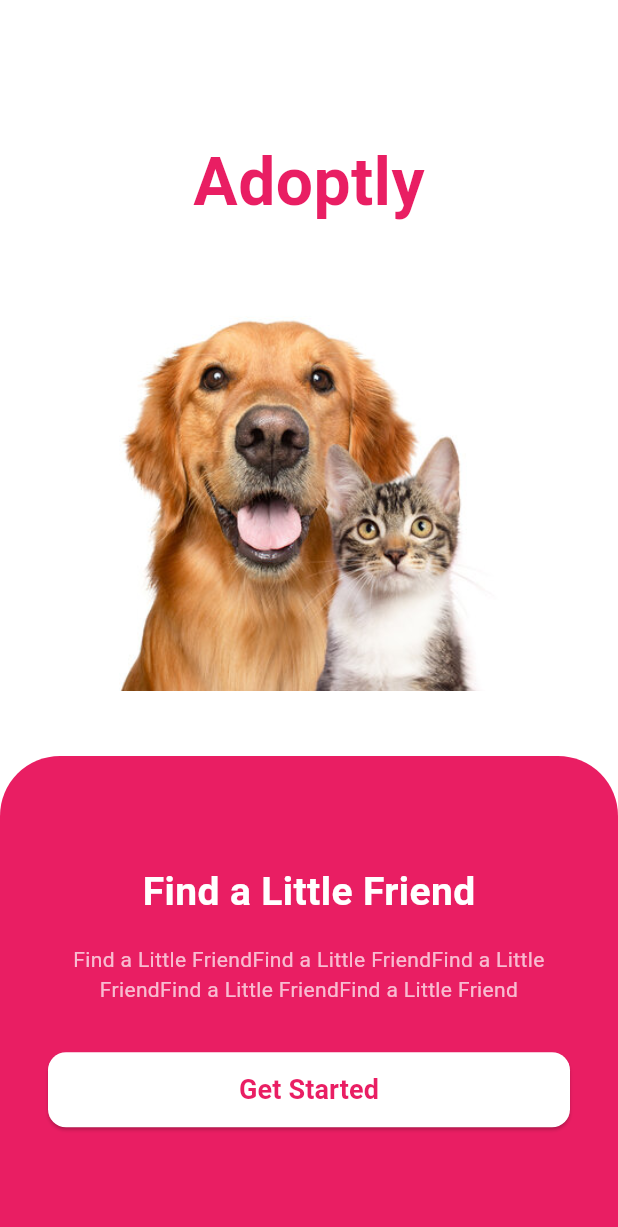
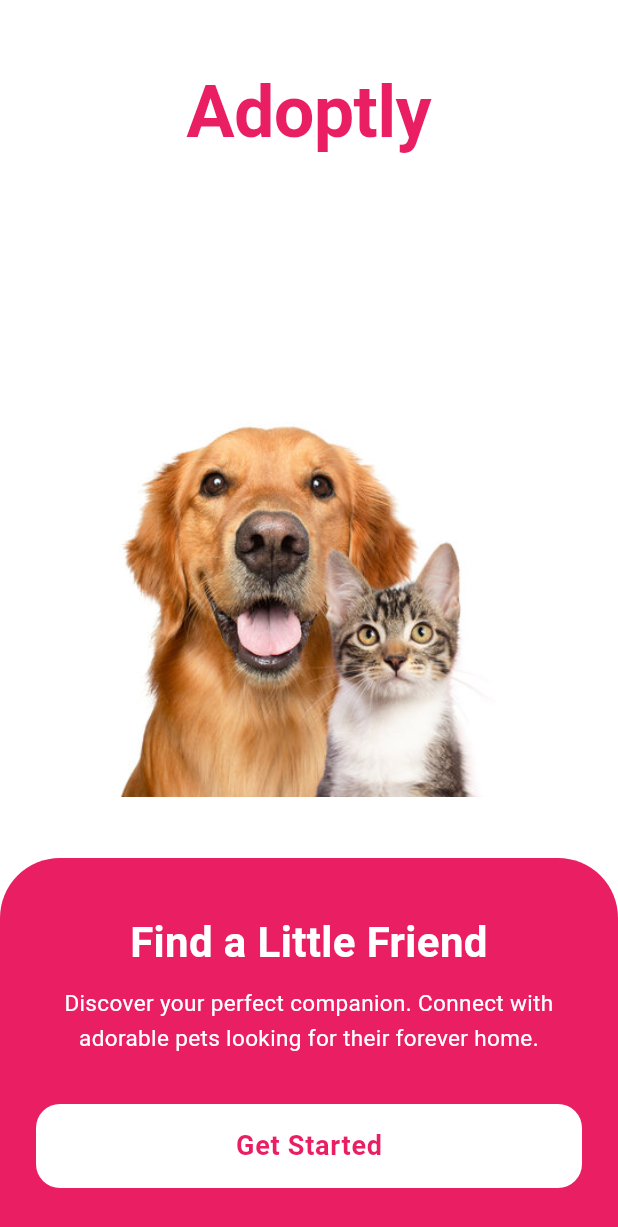
Before and after one commit to itshae43/Adoptly, a Flutter app: the screen it shows after launch, on a phone screen of 412 x 824 dp. Shown: the top 1227 px of the screen. Run offline on Flutter 3.47's test engine with Material 3 defaults, Android fonts, the phone set to English and light mode, and no system bars.

Commit message:
onboarding fix image

```diff
--- a/lib/onboarding_screen.dart
+++ b/lib/onboarding_screen.dart
@@ -7,72 +7,72 @@ class OnboardingScreen extends StatelessWidget {
   Widget build(BuildContext context) {
     return Scaffold(
       backgroundColor: Colors.white,
-      body: Column(
+      body: SafeArea(
+        child: Stack(
+          children: [
+            Column(
               crossAxisAlignment: CrossAxisAlignment.stretch,
               children: [
-          // This Expanded section holds the title and image
+                // Top section with title and image
                 Expanded(
-            flex: 3, // Gives more space to the image area
                   child: Column(
-              mainAxisAlignment: MainAxisAlignment.center,
+                    mainAxisAlignment: MainAxisAlignment.start,
                     children: [
-                const SizedBox(height: 60), // Space from status bar
+                      const SizedBox(height: 40),
 
-                // The "Adoptly" Title
+                      // The "Adoptly" Brand Title
                       const Text(
                         "Adoptly",
                         style: TextStyle(
-                    fontSize: 44,
+                          fontSize: 48,
                           fontWeight: FontWeight.bold,
-                    color: Color(0xFFE91E63), // Pink color
+                          color: Color(0xFFE91E63),
+                          letterSpacing: -0.5,
                         ),
                       ),
 
                       const SizedBox(height: 20),
-
-                // Your pet image
-                // Make sure you added 'assets/images/pets.png' to your pubspec.yaml
-                Image.asset(
-                  'assets/images/onbordingpets.png',
-                  height: 300, // Adjust height as needed
-                ),
                     ],
                   ),
                 ),
 
-          // This is the pink card at the bottom
+                // Bottom pink card
                 Container(
-            height: 320, // Adjust height as needed
-            padding: const EdgeInsets.all(32.0),
+                  padding: const EdgeInsets.fromLTRB(24, 32, 24, 32),
                   decoration: const BoxDecoration(
-              color: Color(0xFFE91E63), // Main pink color
+                    color: Color(0xFFE91E63),
                     borderRadius: BorderRadius.only(
                       topLeft: Radius.circular(40.0),
                       topRight: Radius.circular(40.0),
                     ),
                   ),
                   child: Column(
-              mainAxisAlignment: MainAxisAlignment.center,
+                    mainAxisSize: MainAxisSize.min,
                     children: [
-                // Title
+                      const SizedBox(height: 8),
+
+                      // Main Title
                       const Text(
                         "Find a Little Friend",
                         style: TextStyle(
-                    fontSize: 26,
+                          fontSize: 28,
                           fontWeight: FontWeight.bold,
                           color: Colors.white,
+                          height: 1.2,
                         ),
+                        textAlign: TextAlign.center,
                       ),
 
-                const SizedBox(height: 16),
+                      const SizedBox(height: 12),
 
-                // Subtitle
+                      // Subtitle/Description
                       const Text(
-                  "Find a Little FriendFind a Little FriendFind a Little FriendFind a Little FriendFind a Little Friend",
+                        "Discover your perfect companion. Connect with adorable pets looking for their forever home.",
                         textAlign: TextAlign.center,
                         style: TextStyle(
-                    fontSize: 14,
-                    color: Colors.white70, // Lighter white
+                          fontSize: 15,
+                          color: Colors.white,
+                          height: 1.5,
                         ),
                       ),
 
@@ -80,18 +80,18 @@ class OnboardingScreen extends StatelessWidget {
 
                       // Get Started Button
                       SizedBox(
-                  width: double.infinity, // Make button stretch
-                  height: 50,
+                        width: double.infinity,
+                        height: 56,
                         child: ElevatedButton(
                           style: ElevatedButton.styleFrom(
-                      backgroundColor: Colors.white, // Button background color
-                      foregroundColor: const Color(0xFFE91E63), // Button text/icon color
+                            backgroundColor: Colors.white,
+                            foregroundColor: const Color(0xFFE91E63),
+                            elevation: 0,
                             shape: RoundedRectangleBorder(
-                        borderRadius: BorderRadius.circular(12.0),
+                              borderRadius: BorderRadius.circular(16.0),
                             ),
                           ),
                           onPressed: () {
-                      // Navigate to Main Navigation Screen
                             Navigator.pushReplacementNamed(context, '/main');
                           },
                           child: const Text(
@@ -99,6 +99,7 @@ class OnboardingScreen extends StatelessWidget {
                             style: TextStyle(
                               fontSize: 18,
                               fontWeight: FontWeight.bold,
+                              letterSpacing: 0.5,
                             ),
                           ),
                         ),
@@ -108,6 +109,50 @@ class OnboardingScreen extends StatelessWidget {
                 ),
               ],
             ),
+
+            // Dog and Cat image positioned to overlap
+            Positioned(
+              bottom: 220, // Adjust to align with card top
+              left: 0,
+              right: 0,
+              child: Center(
+                child: Hero(
+                  tag: 'onboarding_pets',
+                  child: Image.asset(
+                    'assets/images/onbordingpets.png',
+                    height: 420,
+                    fit: BoxFit.contain,
+                    errorBuilder: (context, error, stackTrace) {
+                      return Container(
+                        height: 420,
+                        alignment: Alignment.center,
+                        child: Column(
+                          mainAxisAlignment: MainAxisAlignment.center,
+                          children: [
+                            Icon(
+                              Icons.pets,
+                              size: 100,
+                              color: Colors.grey[300],
+                            ),
+                            const SizedBox(height: 16),
+                            Text(
+                              'Image not found',
+                              style: TextStyle(
+                                color: Colors.grey[400],
+                                fontSize: 14,
+                              ),
+                            ),
+                          ],
+                        ),
+                      );
+                    },
+                  ),
+                ),
+              ),
+            ),
+          ],
+        ),
+      ),
     );
   }
 }
```
Lines whose indentation alone changed are shown as unchanged.
